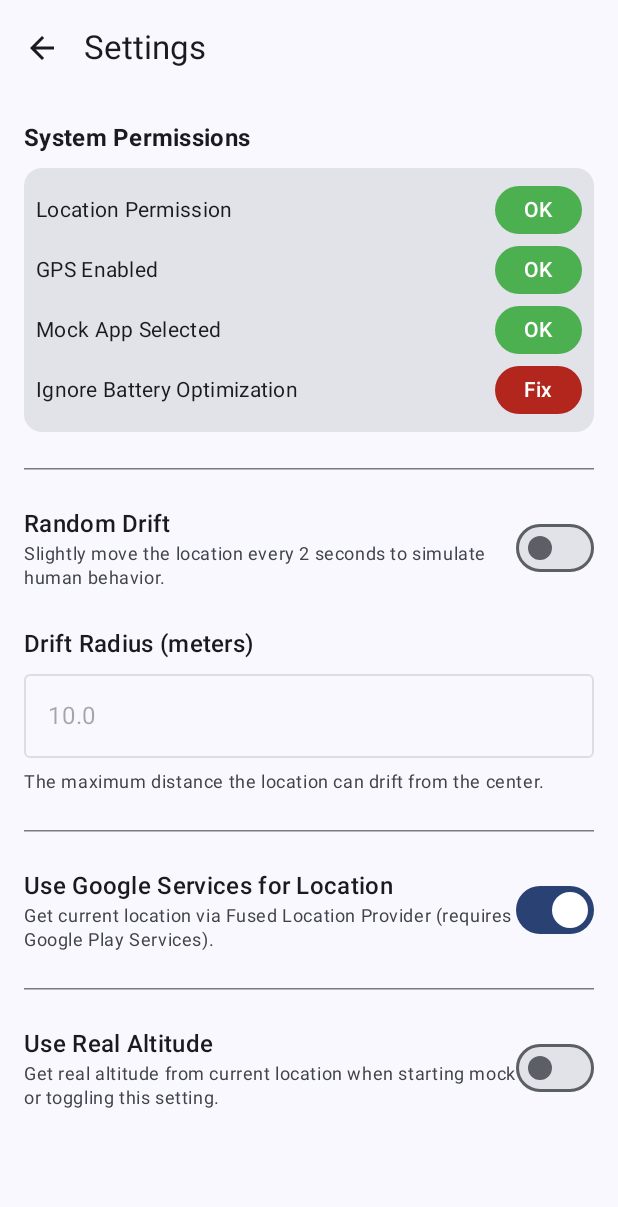
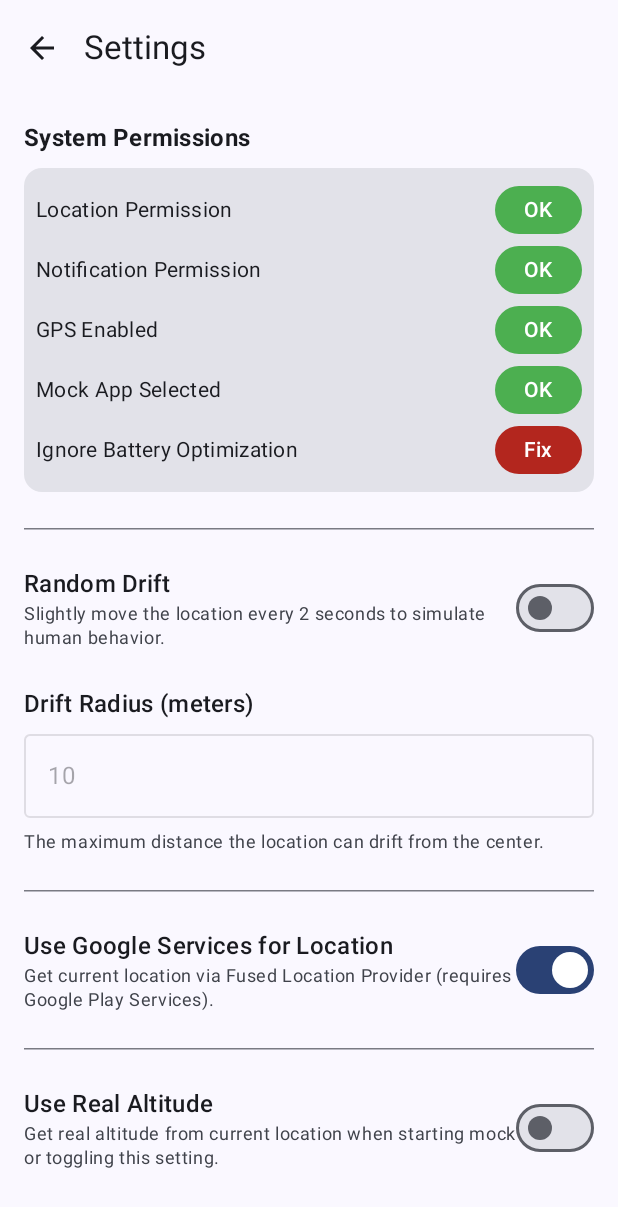
Before and after one commit to rsps1008/FxxkLocation, an Android app built with Jetpack Compose: the SettingsScreen screen opened through its navigation route, on a phone screen of 412 x 824 dp. Shown: the top 1207 px of the screen. Run offline under Robolectric (Android 15) with nearby library versions, the light colour scheme and no system bars; libraries missing offline, so code that uses them is left out: org.osmdroid.config, org.osmdroid.events, org.osmdroid.tileprovider, org.osmdroid.util, org.osmdroid.views; 6 statements that could not run were skipped.

Commit message:
增加通知與Bug修復

```diff
--- a/app/src/main/java/com/rsps1008/fxxklocation/ui/screen/MainScreen.kt
+++ b/app/src/main/java/com/rsps1008/fxxklocation/ui/screen/MainScreen.kt
@@ -40,6 +40,7 @@ fun MainScreen(
     val isMocking by viewModel.isMocking.collectAsState()
     val isApplied by viewModel.isApplied.collectAsState()
     val hasPermission by viewModel.hasPermission.collectAsState()
+    val hasNotificationPermission by viewModel.hasNotificationPermission.collectAsState()
     val isGpsEnabled by viewModel.isGpsEnabled.collectAsState()
     val isMockAppSet by viewModel.isMockAppSet.collectAsState()
     val isIgnoringBatteryOptimizations by viewModel.isIgnoringBatteryOptimizations.collectAsState()
@@ -190,7 +191,7 @@ fun MainScreen(
                 LargeFloatingActionButton(
                     onClick = {
                         if (!isApplied) {
-                            if (hasPermission && isMockAppSet && isGpsEnabled && isIgnoringBatteryOptimizations) {
+                            if (hasPermission && isMockAppSet && isGpsEnabled && isIgnoringBatteryOptimizations && hasNotificationPermission) {
                                 viewModel.startMock()
                             } else {
                                 showPermissionDialog = true
--- a/app/src/main/java/com/rsps1008/fxxklocation/ui/screen/SettingsScreen.kt
+++ b/app/src/main/java/com/rsps1008/fxxklocation/ui/screen/SettingsScreen.kt
@@ -34,9 +34,23 @@ fun SettingsScreen(
     val useRealAltitude by viewModel.useRealAltitude.collectAsState()
     val lastAltitude by viewModel.lastAltitude.collectAsState()
     val hasPermission by viewModel.hasPermission.collectAsState()
+    val hasNotificationPermission by viewModel.hasNotificationPermission.collectAsState()
     val isGpsEnabled by viewModel.isGpsEnabled.collectAsState()
     val isMockAppSet by viewModel.isMockAppSet.collectAsState()
     val isIgnoringBatteryOptimizations by viewModel.isIgnoringBatteryOptimizations.collectAsState()
+
+    var driftRadiusInput by remember { mutableStateOf("") }
+
+    // Sync string state with Double state if it changes from outside
+    LaunchedEffect(driftRadius) {
+        if (driftRadius.toString() != driftRadiusInput && driftRadius != driftRadiusInput.toDoubleOrNull()) {
+            driftRadiusInput = if (driftRadius % 1.0 == 0.0) {
+                driftRadius.toInt().toString()
+            } else {
+                driftRadius.toString()
+            }
+        }
+    }
 
     val lifecycleOwner = LocalLifecycleOwner.current
 
@@ -77,6 +91,7 @@ fun SettingsScreen(
                 Card(modifier = Modifier.fillMaxWidth()) {
                     Column(modifier = Modifier.padding(8.dp)) {
                         StatusItem(stringResource(R.string.location_permission), hasPermission) { SystemCheckUtil.openAppSettings(context) }
+                        StatusItem(stringResource(R.string.notification_permission), hasNotificationPermission) { SystemCheckUtil.openAppSettings(context) }
                         StatusItem(stringResource(R.string.gps_enabled), isGpsEnabled) { SystemCheckUtil.openLocationSettings(context) }
                         StatusItem(stringResource(R.string.mock_app_selected), isMockAppSet) { SystemCheckUtil.openDevelopmentSettings(context) }
                         StatusItem(stringResource(R.string.ignore_battery_optimization), isIgnoringBatteryOptimizations) { SystemCheckUtil.openBatteryOptimizationSettings(context) }
@@ -110,8 +125,9 @@ fun SettingsScreen(
             Column(verticalArrangement = Arrangement.spacedBy(8.dp)) {
                 Text(stringResource(R.string.drift_radius_meters), style = MaterialTheme.typography.titleMedium)
                 OutlinedTextField(
-                    value = driftRadius.toString(),
+                    value = driftRadiusInput,
                     onValueChange = {
+                        driftRadiusInput = it
                         it.toDoubleOrNull()?.let { radius -> viewModel.setDriftRadius(radius) }
                     },
                     modifier = Modifier.fillMaxWidth(),
--- a/app/src/main/java/com/rsps1008/fxxklocation/util/SystemCheckUtil.kt
+++ b/app/src/main/java/com/rsps1008/fxxklocation/util/SystemCheckUtil.kt
@@ -20,6 +20,17 @@ object SystemCheckUtil {
             context,
             Manifest.permission.ACCESS_FINE_LOCATION
         ) == PackageManager.PERMISSION_GRANTED
+    }
+
+    fun hasNotificationPermission(context: Context): Boolean {
+        return if (Build.VERSION.SDK_INT >= Build.VERSION_CODES.TIRAMISU) {
+            ContextCompat.checkSelfPermission(
+                context,
+                Manifest.permission.POST_NOTIFICATIONS
+            ) == PackageManager.PERMISSION_GRANTED
+        } else {
+            true
+        }
     }
 
     fun isGpsEnabled(context: Context): Boolean {
--- a/app/src/main/java/com/rsps1008/fxxklocation/viewmodel/MainViewModel.kt
+++ b/app/src/main/java/com/rsps1008/fxxklocation/viewmodel/MainViewModel.kt
@@ -42,6 +42,9 @@ class MainViewModel(application: Application) : AndroidViewModel(application) {
 
     private val _isMockAppSet = MutableStateFlow(false)
     val isMockAppSet = _isMockAppSet.asStateFlow()
+
+    private val _hasNotificationPermission = MutableStateFlow(false)
+    val hasNotificationPermission = _hasNotificationPermission.asStateFlow()
 
     private val _isIgnoringBatteryOptimizations = MutableStateFlow(false)
     val isIgnoringBatteryOptimizations = _isIgnoringBatteryOptimizations.asStateFlow()
@@ -166,6 +169,7 @@ class MainViewModel(application: Application) : AndroidViewModel(application) {
         _hasPermission.value = SystemCheckUtil.hasLocationPermission(context)
         _isGpsEnabled.value = SystemCheckUtil.isGpsEnabled(context)
         _isMockAppSet.value = SystemCheckUtil.isMockLocationEnabled(context)
+        _hasNotificationPermission.value = SystemCheckUtil.hasNotificationPermission(context)
         _isIgnoringBatteryOptimizations.value = SystemCheckUtil.isIgnoringBatteryOptimizations(context)
     }
 
@@ -233,7 +237,7 @@ class MainViewModel(application: Application) : AndroidViewModel(application) {
 
 
     fun startMock() {
-        if (!_isMockAppSet.value || !_hasPermission.value || !_isIgnoringBatteryOptimizations.value) return
+        if (!_isMockAppSet.value || !_hasPermission.value || !_isIgnoringBatteryOptimizations.value || !_hasNotificationPermission.value) return
 
         val intent = Intent(context, MockLocationService::class.java).apply {
             action = MockLocationService.ACTION_START_MOCK
--- a/app/src/main/java/com/rsps1008/fxxklocation/viewmodel/SettingsViewModel.kt
+++ b/app/src/main/java/com/rsps1008/fxxklocation/viewmodel/SettingsViewModel.kt
@@ -47,6 +47,9 @@ class SettingsViewModel(application: Application) : AndroidViewModel(application
     private val _isMockAppSet = MutableStateFlow(false)
     val isMockAppSet = _isMockAppSet.asStateFlow()
 
+    private val _hasNotificationPermission = MutableStateFlow(false)
+    val hasNotificationPermission = _hasNotificationPermission.asStateFlow()
+
     private val _isIgnoringBatteryOptimizations = MutableStateFlow(false)
     val isIgnoringBatteryOptimizations = _isIgnoringBatteryOptimizations.asStateFlow()
 
@@ -58,6 +61,7 @@ class SettingsViewModel(application: Application) : AndroidViewModel(application
         _hasPermission.value = SystemCheckUtil.hasLocationPermission(context)
         _isGpsEnabled.value = SystemCheckUtil.isGpsEnabled(context)
         _isMockAppSet.value = SystemCheckUtil.isMockLocationEnabled(context)
+        _hasNotificationPermission.value = SystemCheckUtil.hasNotificationPermission(context)
         _isIgnoringBatteryOptimizations.value = SystemCheckUtil.isIgnoringBatteryOptimizations(context)
 
         viewModelScope.launch {
--- a/app/src/main/res/values/strings.xml
+++ b/app/src/main/res/values/strings.xml
@@ -10,6 +10,7 @@
     <string name="stop">Stop</string>
     <string name="system_permissions">System Permissions</string>
     <string name="location_permission">Location Permission</string>
+    <string name="notification_permission">Notification Permission</string>
     <string name="gps_enabled">GPS Enabled</string>
     <string name="mock_app_selected">Mock App Selected</string>
     <string name="ignore_battery_optimization">Ignore Battery Optimization</string>
```
Also changed, not shown: app/src/main/java/com/rsps1008/fxxklocation/service/MockLocationService.kt (+20 -0 lines), 2 other files.
